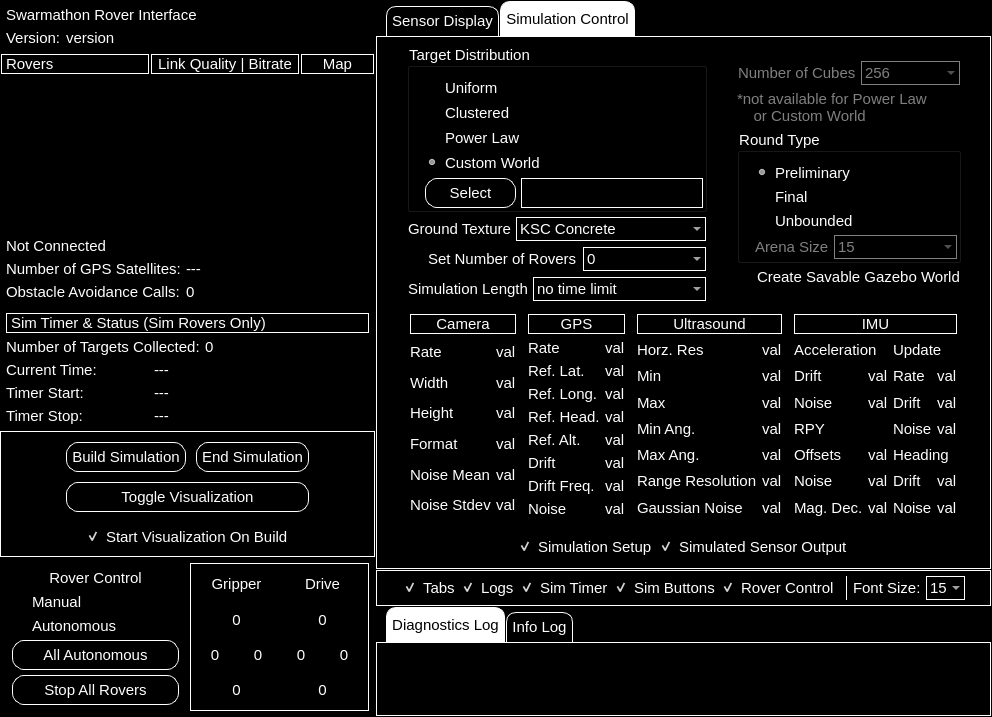
This is src/rover_gui_plugin.ui in BCLab-UNM/SwarmathonIV-Cabrillo-Public as Qt 5 draws it before an edit. The edited form follows.
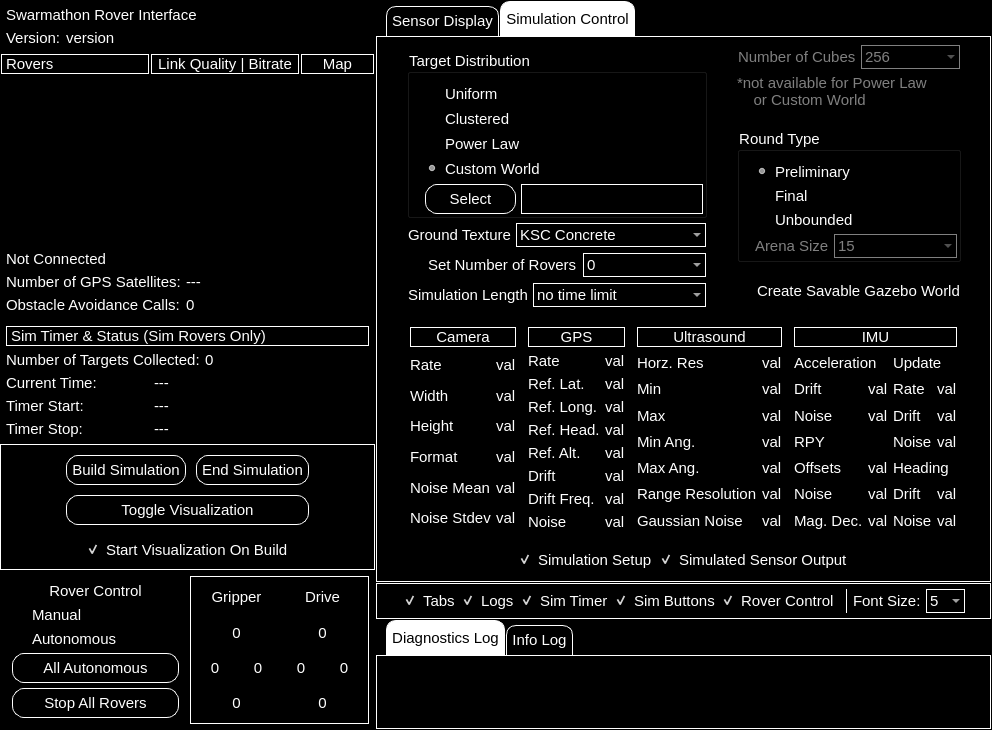
This is the edited form. The open tabs and pages were chosen to show the change. Custom widgets are drawn as their Qt base class.

Commit message: added more options to the font size combobox

Diff of the .ui file:
```diff
--- a/src/rover_gui_plugin.ui
+++ b/src/rover_gui_plugin.ui
@@ -3002,6 +3002,19 @@
                   </property>
                  </widget>
                 </item>
+                <item>
+                 <spacer name="verticalSpacer_5">
+                  <property name="orientation">
+                   <enum>Qt::Vertical</enum>
+                  </property>
+                  <property name="sizeHint" stdset="0">
+                   <size>
+                    <width>0</width>
+                    <height>15</height>
+                   </size>
+                  </property>
+                 </spacer>
+                </item>
                 <item>
                  <widget class="QGroupBox" name="round_type_button_group">
                   <property name="title">
@@ -3164,6 +3177,22 @@
                   </layout>
                  </widget>
                 </item>
+                <item>
+                 <spacer name="verticalSpacer_4">
+                  <property name="orientation">
+                   <enum>Qt::Vertical</enum>
+                  </property>
+                  <property name="sizeType">
+                   <enum>QSizePolicy::Expanding</enum>
+                  </property>
+                  <property name="sizeHint" stdset="0">
+                   <size>
+                    <width>0</width>
+                    <height>15</height>
+                   </size>
+                  </property>
+                 </spacer>
+                </item>
                 <item>
                  <widget class="QCheckBox" name="create_savable_world_checkbox">
                   <property name="styleSheet">
@@ -3174,6 +3203,19 @@
                   </property>
                  </widget>
                 </item>
+                <item>
+                 <spacer name="verticalSpacer_6">
+                  <property name="orientation">
+                   <enum>Qt::Vertical</enum>
+                  </property>
+                  <property name="sizeHint" stdset="0">
+                   <size>
+                    <width>0</width>
+                    <height>15</height>
+                   </size>
+                  </property>
+                 </spacer>
+                </item>
                </layout>
               </widget>
              </item>
@@ -5214,7 +5256,7 @@
 </string>
            </property>
            <property name="currentIndex">
-            <number>10</number>
+            <number>0</number>
            </property>
            <property name="maxVisibleItems">
             <number>5</number>
```
Left out of the diff: 102 changed lines with no effect on the pictures.
